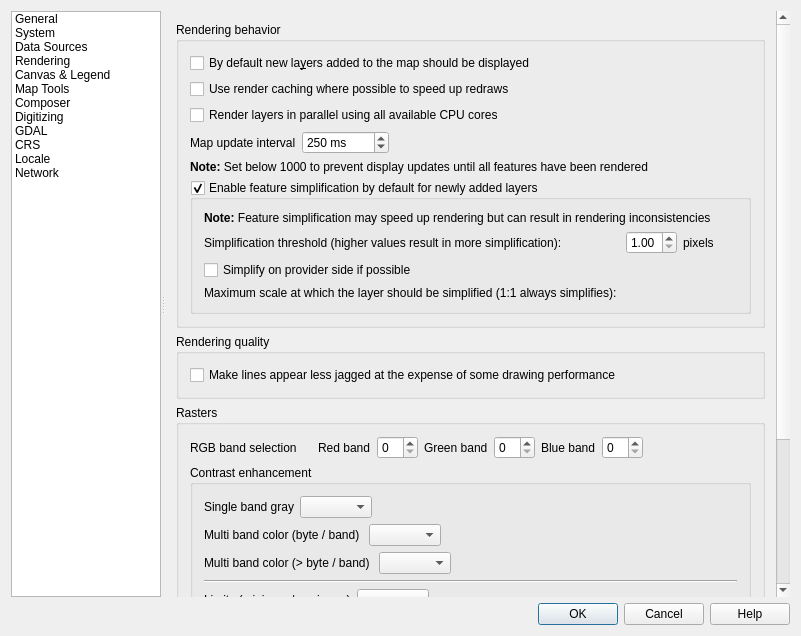
Old version of the form src/ui/qgsoptionsbase.ui in the repository qgis/QGIS.
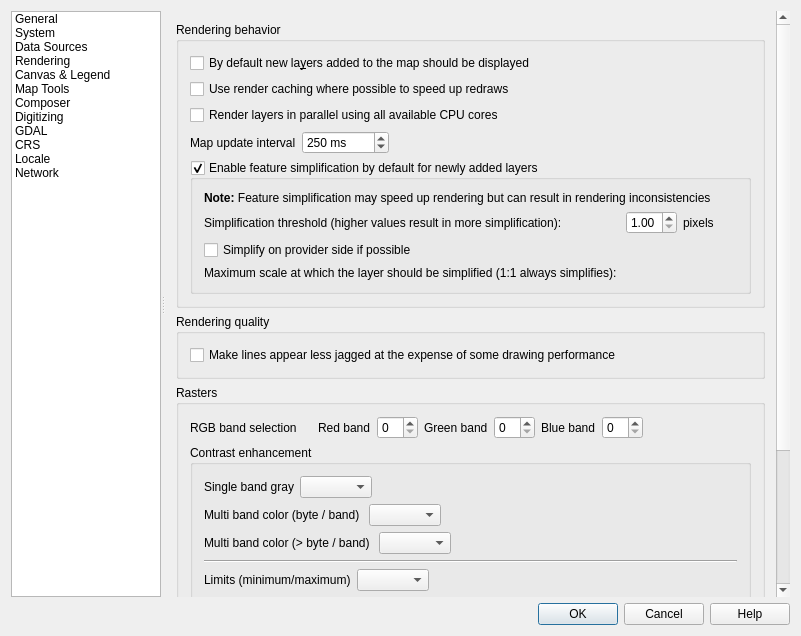
New version of the form. Icons and pictures are not drawn. Custom widgets are drawn as their Qt base class.

Commit message: Remove obsolete label from options dialog

Patch:
```diff
--- a/src/ui/qgsoptionsbase.ui
+++ b/src/ui/qgsoptionsbase.ui
@@ -1675,13 +1675,6 @@
                     </item>
                    </layout>
                   </item>
-                  <item>
-                   <widget class="QLabel" name="textLabel3">
-                    <property name="text">
-                     <string>&lt;b&gt;Note:&lt;/b&gt; Set below 1000 to prevent display updates until all features have been rendered</string>
-                    </property>
-                   </widget>
-                  </item>
                   <item>
                    <widget class="QgsCollapsibleGroupBox" name="mSimplifyDrawingGroupBox">
                     <property name="title">
```
